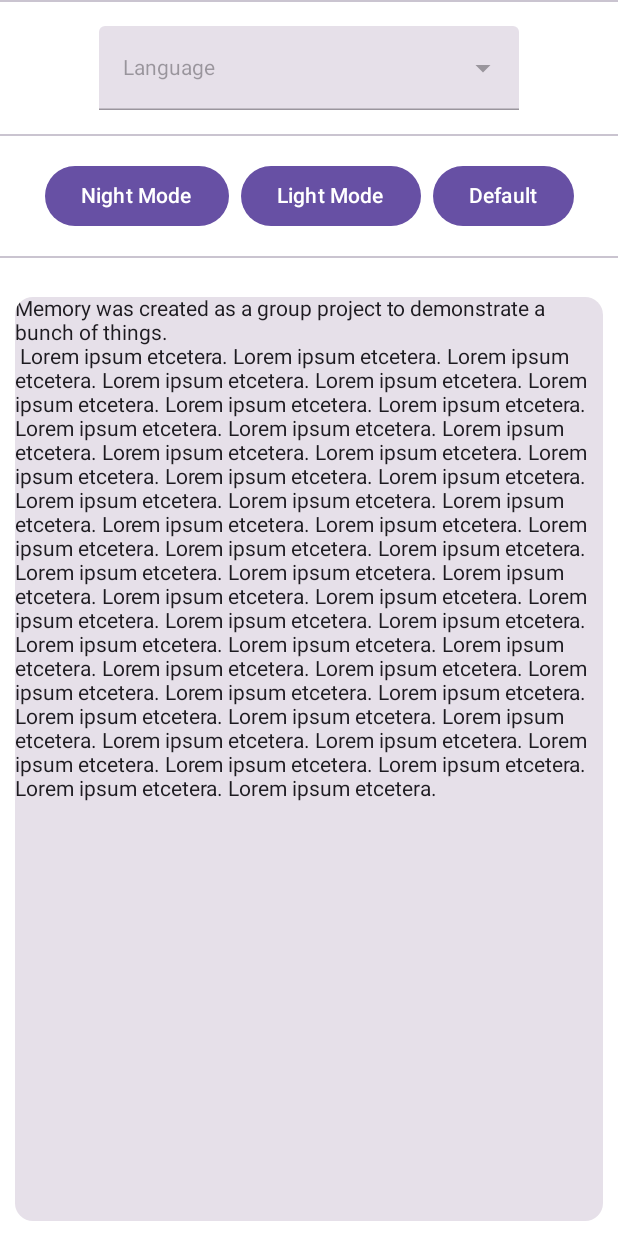
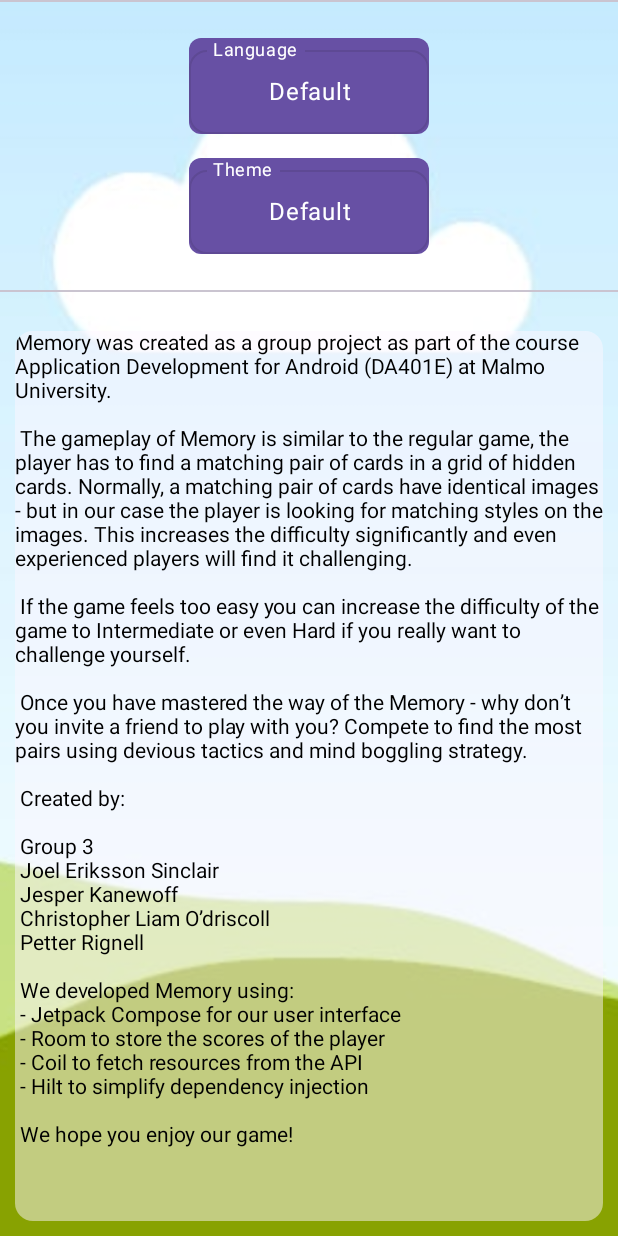
Before and after one commit to krilleellerstoffe/Memory, an Android app built with Jetpack Compose: the @Preview function PreviewSettingsBody, on a phone screen of 412 x 824 dp. Run offline under Robolectric (Android 15) with nearby library versions, the phone set to English and light mode, and no system bars.

Commit message:
Updated Settings Screen UI and About paragraphs.
Signed-off-by: Joel Eriksson Sinclair <joeles76@gmail.com>

```diff
--- a/app/src/main/java/se/mau/al0038/memory/ui/SettingsScreen.kt
+++ b/app/src/main/java/se/mau/al0038/memory/ui/SettingsScreen.kt
@@ -4,9 +4,7 @@ import android.util.Log
 import androidx.appcompat.app.AppCompatDelegate
 import androidx.compose.animation.core.EaseIn
 import androidx.compose.animation.core.tween
-import androidx.compose.foundation.clickable
 import androidx.compose.foundation.layout.Arrangement
-import androidx.compose.foundation.layout.Box
 import androidx.compose.foundation.layout.Column
 import androidx.compose.foundation.layout.Row
 import androidx.compose.foundation.layout.Spacer
@@ -15,22 +13,14 @@ import androidx.compose.foundation.layout.height
 import androidx.compose.foundation.layout.padding
 import androidx.compose.foundation.rememberScrollState
 import androidx.compose.foundation.verticalScroll
-import androidx.compose.material3.Button
 import androidx.compose.material3.Card
+import androidx.compose.material3.CardDefaults
 import androidx.compose.material3.Divider
-import androidx.compose.material3.DropdownMenu
-import androidx.compose.material3.DropdownMenuItem
-import androidx.compose.material3.ExperimentalMaterial3Api
-import androidx.compose.material3.ExposedDropdownMenuDefaults
+import androidx.compose.material3.MaterialTheme
 import androidx.compose.material3.Scaffold
 import androidx.compose.material3.Text
-import androidx.compose.material3.TextField
 import androidx.compose.runtime.Composable
 import androidx.compose.runtime.LaunchedEffect
-import androidx.compose.runtime.getValue
-import androidx.compose.runtime.mutableStateOf
-import androidx.compose.runtime.remember
-import androidx.compose.runtime.setValue
 import androidx.compose.ui.Modifier
 import androidx.compose.ui.res.stringResource
 import androidx.compose.ui.tooling.preview.Preview
@@ -72,6 +62,8 @@ fun SettingsBody(modifier: Modifier = Modifier) {
         )
     }
 
+    Background()
+
     Column(
         verticalArrangement = Arrangement.Center,
         modifier = modifier
@@ -84,17 +76,25 @@ fun SettingsBody(modifier: Modifier = Modifier) {
         ) {
             LanguagePicker()
         }
+        Row(
+            modifier = Modifier.fillMaxWidth(),
+            horizontalArrangement = Arrangement.Center
+        ) {
+            DarkModeSwitch()
+        }
         Spacer(modifier = Modifier.height(16.dp))
         Divider()
         Spacer(modifier = Modifier.height(16.dp))
-        DarkModeSwitch()
-        Spacer(modifier = Modifier.height(16.dp))
-        Divider()
-        Spacer(modifier = Modifier.height(16.dp))
-        Card(modifier = Modifier
-            .padding(10.dp)
-            .fillMaxWidth()
-            .weight(1f)) {
+        Card(
+            colors = CardDefaults.cardColors(
+                containerColor = MaterialTheme.colorScheme.background.copy(
+                    alpha = 0.5f
+                )),
+            modifier = Modifier
+                .padding(10.dp)
+                .fillMaxWidth()
+                .weight(1f)
+            ) {
             Text(
                 text = stringResource(id = R.string.about),
                 Modifier.verticalScroll(state = scrollState)
@@ -103,79 +103,41 @@ fun SettingsBody(modifier: Modifier = Modifier) {
     }
 }
 
-@OptIn(ExperimentalMaterial3Api::class)
 @Composable
 fun LanguagePicker() {
     val localeOptions = mapOf(
+        R.string.system_default to "",
         R.string.en to "en",
         R.string.sv to "sv"
-    ).mapKeys { stringResource(it.key) }
+    )
 
-    var expanded by remember { mutableStateOf(false) }
-    Box {
-        TextField(
-            readOnly = true,
-            enabled = false,
-            value = stringResource(R.string.languageHeader),
-            onValueChange = { },
-            trailingIcon = {
-                ExposedDropdownMenuDefaults.TrailingIcon(
-                    expanded = expanded
-                )
-            },
-            modifier = Modifier.clickable {
-                expanded = !expanded
-            }
-        )
-        DropdownMenu(expanded = expanded, onDismissRequest = { expanded = false }) {
-            localeOptions.keys.forEach { locale ->
-                Log.d("LanguageList", locale)
-                DropdownMenuItem(
-                    text = { Text(text = locale) },
-                    onClick = {
-                        expanded = false
-                        AppCompatDelegate.setApplicationLocales(
-                            LocaleListCompat.forLanguageTags(localeOptions[locale])
-                        )
-                    }
-                )
-            }
-            DropdownMenuItem(text = { Text(text = stringResource(id = R.string.system_default)) },
-                onClick = {
-                    expanded = false
-                    AppCompatDelegate.setApplicationLocales(
-                        LocaleListCompat.forLanguageTags("")
-                    )
-                })
+    SettingsDropdown(
+        label = stringResource(id = R.string.languageHeader),
+        items = localeOptions.keys.toList(),
+        selectedItem = localeOptions.keys.first(),
+        onItemSelected = {
+            AppCompatDelegate.setApplicationLocales(
+                LocaleListCompat.forLanguageTags(localeOptions[it])
+            )
         }
-    }
+    )
 }
 
 @Composable
 fun DarkModeSwitch() {
-    Row(
-        modifier = Modifier.fillMaxWidth(),
-        horizontalArrangement = Arrangement.Center
-    ) {
-        Button(
-            onClick = {
-                AppCompatDelegate.setDefaultNightMode(AppCompatDelegate.MODE_NIGHT_YES)
-            }, modifier = Modifier.padding(horizontal = 4.dp)) {
-            Text(text = stringResource(id = R.string.dark_mode))
+    val options = mapOf(
+        R.string.system_default to AppCompatDelegate.MODE_NIGHT_FOLLOW_SYSTEM,
+        R.string.light_mode to AppCompatDelegate.MODE_NIGHT_NO,
+        R.string.dark_mode to AppCompatDelegate.MODE_NIGHT_YES,
+    )
+
+    SettingsDropdown(label = stringResource(id = R.string.dark_mode_header),
+        items = options.keys.toList(),
+        selectedItem = options.keys.first(),
+        onItemSelected = {
+            options[it]?.let { it1 -> AppCompatDelegate.setDefaultNightMode(it1) }
         }
-        Button(
-            onClick = {
-                AppCompatDelegate.setDefaultNightMode(AppCompatDelegate.MODE_NIGHT_NO)
-            }, modifier = Modifier.padding(horizontal = 4.dp)) {
-            Text(text = stringResource(id = R.string.light_mode))
-        }
-        Button(
-            onClick = {
-                AppCompatDelegate.setDefaultNightMode(AppCompatDelegate.MODE_NIGHT_FOLLOW_SYSTEM)
-            }, modifier = Modifier.padding(horizontal = 4.dp)) {
-            Text(text = stringResource(id = R.string.system_default))
-        }
-    }
+    )
 }
 
 @Composable
--- a/app/src/main/res/values/strings.xml
+++ b/app/src/main/res/values/strings.xml
@@ -11,24 +11,31 @@
     <string name="languageHeader">Language</string>
     <string name="attempts">"Attempts:%1$s"</string>
     <string name="score">"Score:%1$s"</string>
-    <string name="about">Memory was created as a group project to demonstrate a bunch of things.\n
-        Lorem ipsum etcetera. Lorem ipsum etcetera. Lorem ipsum etcetera. Lorem ipsum etcetera.
-    Lorem ipsum etcetera. Lorem ipsum etcetera. Lorem ipsum etcetera. Lorem ipsum etcetera.
-    Lorem ipsum etcetera. Lorem ipsum etcetera. Lorem ipsum etcetera. Lorem ipsum etcetera.
-    Lorem ipsum etcetera. Lorem ipsum etcetera. Lorem ipsum etcetera. Lorem ipsum etcetera.
-    Lorem ipsum etcetera. Lorem ipsum etcetera. Lorem ipsum etcetera. Lorem ipsum etcetera.
-    Lorem ipsum etcetera. Lorem ipsum etcetera. Lorem ipsum etcetera. Lorem ipsum etcetera.
-    Lorem ipsum etcetera. Lorem ipsum etcetera. Lorem ipsum etcetera. Lorem ipsum etcetera.
-
-    Lorem ipsum etcetera. Lorem ipsum etcetera. Lorem ipsum etcetera. Lorem ipsum etcetera.
-    Lorem ipsum etcetera. Lorem ipsum etcetera.
-    Lorem ipsum etcetera. Lorem ipsum etcetera. Lorem ipsum etcetera. Lorem ipsum etcetera.
-    Lorem ipsum etcetera. Lorem ipsum etcetera.
-    Lorem ipsum etcetera. Lorem ipsum etcetera.
-    Lorem ipsum etcetera. Lorem ipsum etcetera.
-    Lorem ipsum etcetera. Lorem ipsum etcetera. Lorem ipsum etcetera. Lorem ipsum etcetera.
-
-    Lorem ipsum etcetera. Lorem ipsum etcetera. </string>
+    <string name="about">
+        Memory was created as a group project as part of the course Application Development for Android (DA401E) at Malmo University.\n
+        \n
+        The gameplay of Memory is similar to the regular game, the player has to find a matching pair of cards in a grid of hidden cards. Normally, a matching pair of cards have identical images - but in our case the player is looking for matching styles on the images. This increases the difficulty significantly and even experienced players will find it challenging.\n
+        \n
+        If the game feels too easy you can increase the difficulty of the game to Intermediate or even Hard if you really want to challenge yourself.\n
+        \n
+        Once you have mastered the way of the Memory - why don’t you invite a friend to play with you? Compete to find the most pairs using devious tactics and mind boggling strategy.\n
+        \n
+        Created by: \n
+        \n
+        Group 3\n
+        Joel Eriksson Sinclair\n
+        Jesper Kanewoff\n
+        Christopher Liam O’driscoll\n
+        Petter Rignell\n
+        \n
+        We developed Memory using:\n
+        - Jetpack Compose for our user interface\n
+        - Room to store the scores of the player\n
+        - Coil to fetch resources from the API\n
+        - Hilt to simplify dependency injection\n
+        \n
+        We hope you enjoy our game!\n
+    </string>
     <string name="en" translatable="false">English</string>
     <string name="sv" translatable="false">Svenska</string>
     <string name="system_default" translatable="false">Default</string>
@@ -39,4 +46,5 @@
     <string name="three">Three</string>
     <string name="dark_mode">Night Mode</string>
     <string name="light_mode">Light Mode</string>
+    <string name="dark_mode_header">Theme</string>
 </resources>
```
Also changed, not shown: 1 other file.
